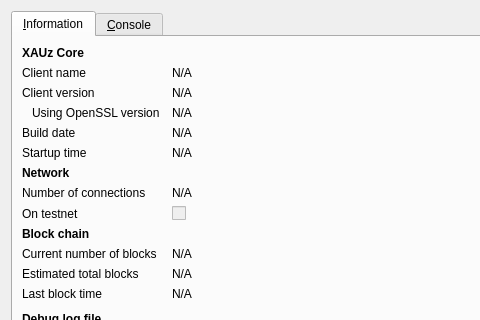
The window that src/qt/forms/rpcconsole.ui (bitcommoditiz/Platiniumz-XPTz) describes before a commit, drawn with Qt 5; both pictures show x 0 to 480 and y 0 to 320 of the 740 by 450 pixel window.
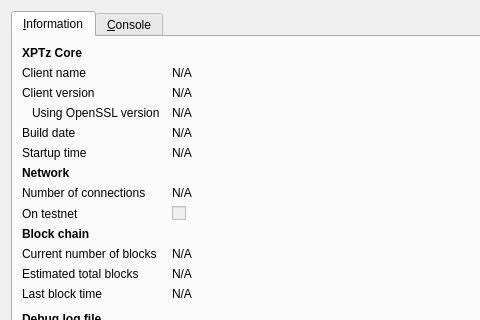
The same window after the commit. Icons and pictures are not drawn.

```diff
--- a/src/qt/forms/rpcconsole.ui
+++ b/src/qt/forms/rpcconsole.ui
@@ -36,7 +36,7 @@
           </font>
          </property>
          <property name="text">
-          <string>XAUz Core</string>
+          <string>XPTz Core</string>
          </property>
         </widget>
        </item>
```
Left out of the diff: 6 changed lines with no effect on the pictures.
